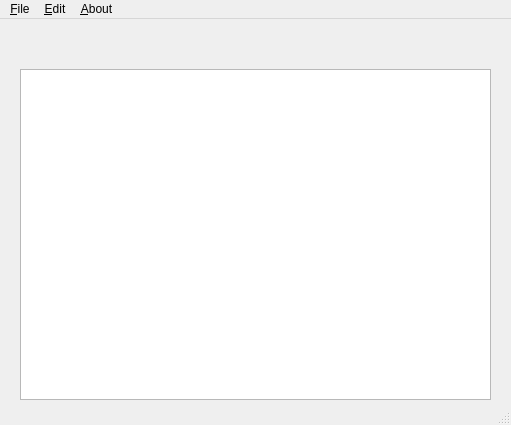
Old version of the form textjokeditor.ui in the repository Jok101r/TextJokEditor.
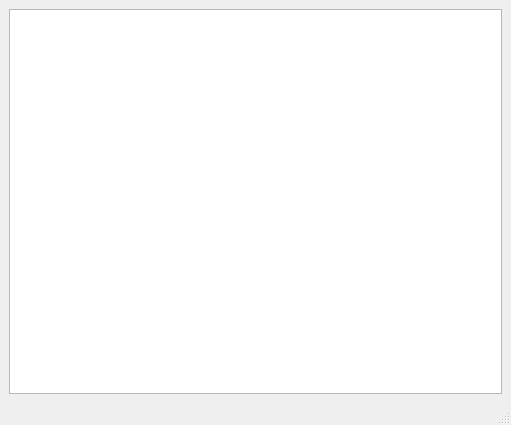
New version of the form.

Commit message: Adding a minimal interface: New, Open, Close.. and so on

The edit to the form file:
```diff
--- a/textjokeditor.ui
+++ b/textjokeditor.ui
@@ -17,16 +17,11 @@
    <string>TextJokEditor</string>
   </property>
   <widget class="QWidget" name="centralwidget">
-   <widget class="QPlainTextEdit" name="plainTextEdit">
-    <property name="geometry">
-     <rect>
-      <x>20</x>
-      <y>50</y>
-      <width>471</width>
-      <height>331</height>
-     </rect>
-    </property>
-   </widget>
+   <layout class="QHBoxLayout" name="horizontalLayout_2">
+    <item>
+     <widget class="QPlainTextEdit" name="plainTextEdit"/>
+    </item>
+   </layout>
   </widget>
   <widget class="QMenuBar" name="menubar">
    <property name="geometry">
@@ -34,28 +29,9 @@
      <x>0</x>
      <y>0</y>
      <width>511</width>
-     <height>20</height>
+     <height>22</height>
     </rect>
    </property>
-   <widget class="QMenu" name="menuFile">
-    <property name="title">
-     <string>&amp;File</string>
-    </property>
-    <addaction name="action_New"/>
-   </widget>
-   <widget class="QMenu" name="menuEdit">
-    <property name="title">
-     <string>&amp;Edit</string>
-    </property>
-   </widget>
-   <widget class="QMenu" name="menuAbout">
-    <property name="title">
-     <string>&amp;About</string>
-    </property>
-   </widget>
-   <addaction name="menuFile"/>
-   <addaction name="menuEdit"/>
-   <addaction name="menuAbout"/>
   </widget>
   <widget class="QStatusBar" name="statusbar"/>
   <action name="action_New">
```
The commit also changes 5 other files.
